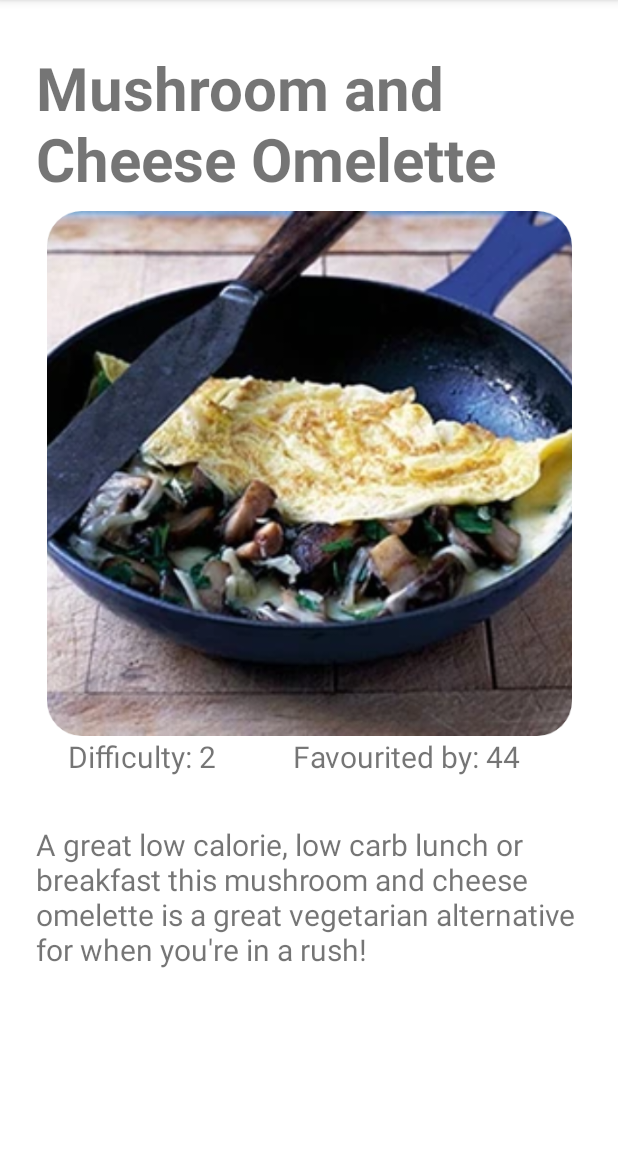
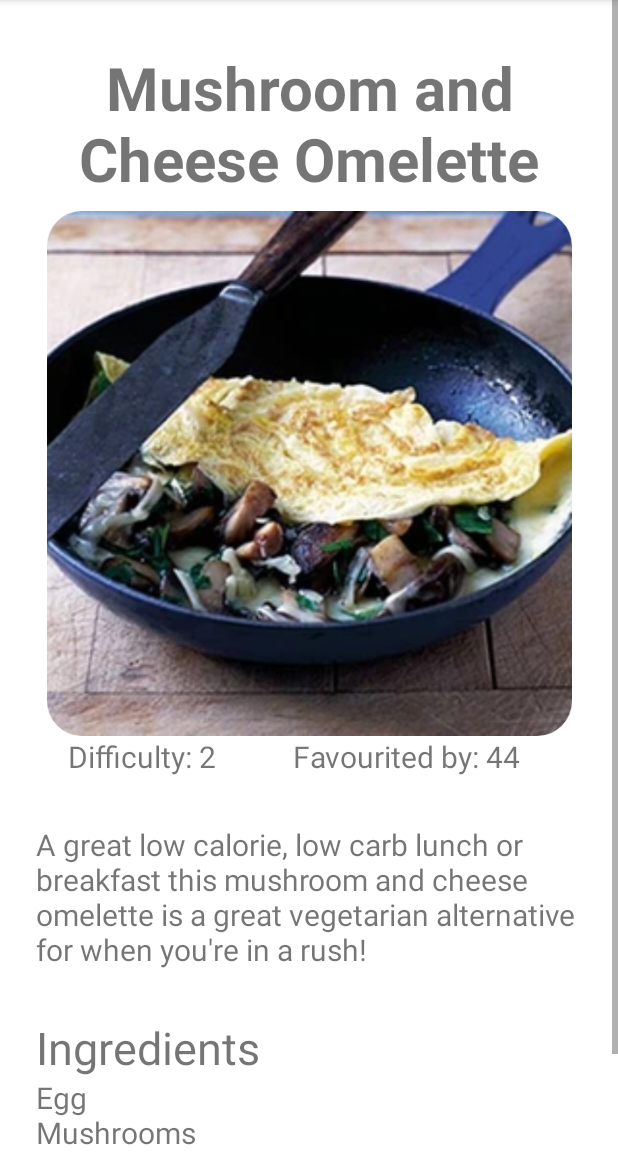
Before and after one commit to David-Briffa/CIS2208MCFoodForge, an Android app: the screen it shows after launch (RecipeDetailsActivity), after a tap on an icon or button, on a phone screen of 412 x 824 dp, the part 84-1236 px from its top. Run offline under Robolectric (Android 15) with nearby library versions, the phone set to English and light mode, and no system bars; our stand-ins replace navigation-ui.

Commit message:
minor xml fixes

```diff
--- a/app/src/main/java/com/example/cis2208mcfoodforge/RecipeDetailsActivity.java
+++ b/app/src/main/java/com/example/cis2208mcfoodforge/RecipeDetailsActivity.java
@@ -29,6 +29,8 @@ public class RecipeDetailsActivity extends AppCompatActivity {
     private TextView recipeDescriptionView;
     private TextView recipeDifficultyView;
     private TextView favouriteCountView;
+    private TextView ingredientView;
+
 
     private HashMap<Integer, String> imageHashMap;
     private List<Ingredient> ingredients;
@@ -65,25 +67,32 @@ public class RecipeDetailsActivity extends AppCompatActivity {
                     System.out.println(ingredientsUsed.size());
                 }
             }
-            for(int id : ingredientsUsed){
-                for(int i=0; i<ingredients.size(); i++){
-                    if(ingredients.get(i).getIngredient_id() == id){
-                        System.out.println(ingredients.get(i).getIngredient_name());
-                    }
-                }
-            }
+
 
         imageView = findViewById(R.id.recipeImageView);
         recipeNameView = findViewById(R.id.recipeNameTextView);
         recipeDescriptionView = findViewById(R.id.recipeDescriptionTextView);
         recipeDifficultyView = findViewById(R.id.recipeDifficultyTextView);
         favouriteCountView = findViewById(R.id.favouriteCountTextView);
+        ingredientView = findViewById(R.id.ingredientsTextView);
+
 
         recipeNameView.setText(foodName);
         recipeDescriptionView.setText(foodDescription);
         recipeDifficultyView.setText("Difficulty: " + difficulty);
         favouriteCountView.setText("Favourited by: " + favouriteCount + " users");
+        StringBuilder ingredientsForView = new StringBuilder();
 
+        for(int id : ingredientsUsed){
+            for(int i=0; i<ingredients.size(); i++){
+                if(ingredients.get(i).getIngredient_id() == id){
+                    ingredientsForView.append(ingredients.get(i).getIngredient_name());
+                    ingredientsForView.append("\n");
+                    ingredientView.setText(ingredientsForView);
+
+                }
+            }
+        }
         RequestOptions requestOptions = new RequestOptions();
 
         // Load the image using Glide or any other image loading library
--- a/app/src/main/res/layout/activity_recipe_details.xml
+++ b/app/src/main/res/layout/activity_recipe_details.xml
@@ -33,6 +33,7 @@
         android:paddingBottom="8dp"
         android:textSize="40sp"
         android:textStyle="bold"
+        android:textAlignment="center"
         app:layout_constraintEnd_toEndOf="parent"
         app:layout_constraintHorizontal_bias="0.0"
         app:layout_constraintStart_toStartOf="parent"
@@ -70,6 +71,27 @@
         app:layout_constraintStart_toStartOf="@+id/favouriteCountTextView"
         app:layout_constraintTop_toBottomOf="@+id/favouriteCountTextView" />
 
+    <TextView
+        android:id="@+id/ingredientsTextView"
+        android:layout_width="match_parent"
+        android:layout_height="wrap_content"
+        android:paddingBottom="8dp"
+        android:textSize="20sp"
+        app:layout_constraintEnd_toEndOf="@+id/ingredientsTitle"
+        app:layout_constraintStart_toStartOf="@+id/ingredientsTitle"
+        app:layout_constraintTop_toBottomOf="@+id/ingredientsTitle" />
+
+    <TextView
+        android:id="@+id/ingredientsTitle"
+        android:layout_width="230dp"
+        android:layout_height="40dp"
+        android:text="@string/ingredients"
+        android:textSize="30sp"
+
+        app:layout_constraintEnd_toEndOf="parent"
+        app:layout_constraintHorizontal_bias="0.0"
+        app:layout_constraintStart_toStartOf="parent"
+        app:layout_constraintTop_toBottomOf="@+id/recipeDescriptionTextView" />
 
 </androidx.constraintlayout.widget.ConstraintLayout>
 </ScrollView>
--- a/app/src/main/res/values/strings.xml
+++ b/app/src/main/res/values/strings.xml
@@ -11,4 +11,5 @@
     <string name="easiestRecipesTitleView">Easiest Recipes</string>
     <string name="easiestRecipesDescriptionView">It doesn\'t take a chef to make good food</string>
     <string name="subtitleView">The best recipes are only a tap away</string>
+    <string name="ingredients">Ingredients</string>
 </resources>
```
